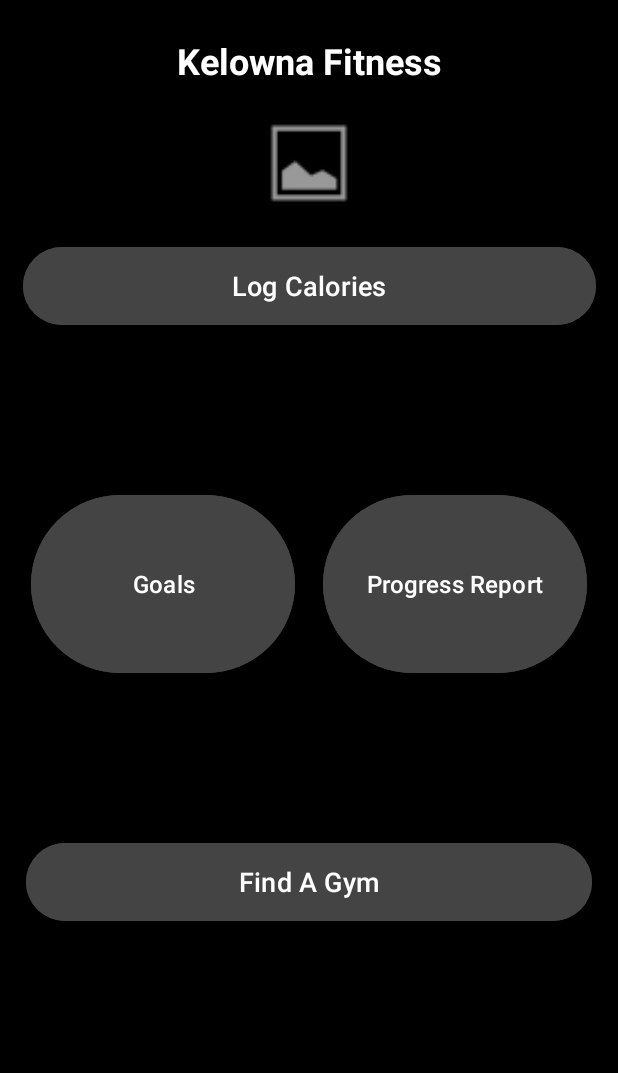
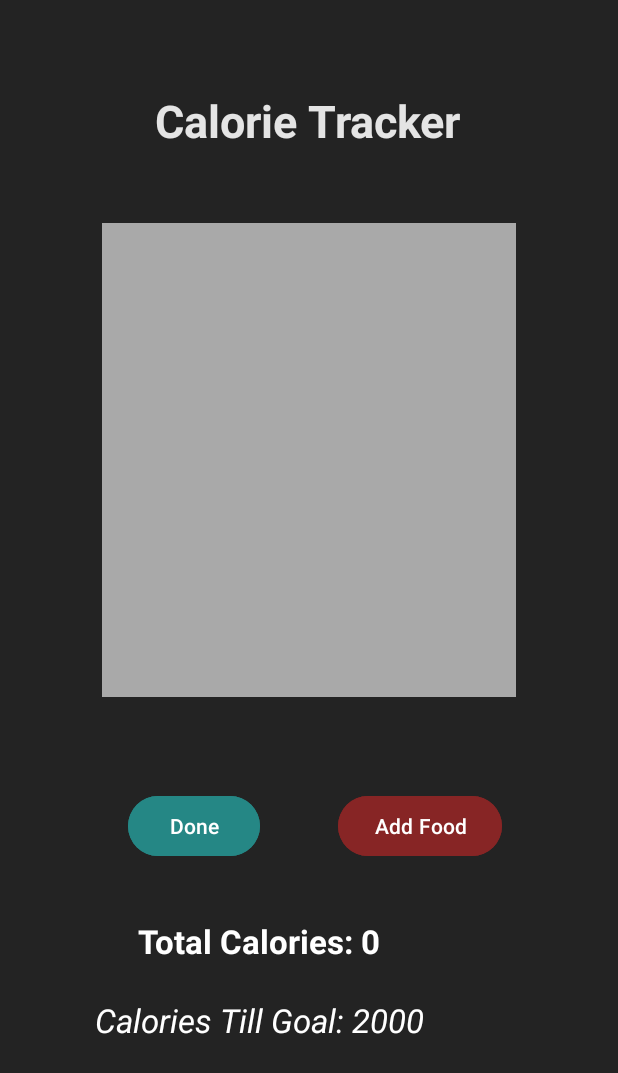
Before and after one commit to MilanBert/Kelowna-Fitness-Prototype, an Android app: the screen it shows after launch (MainActivity before the commit, LogCalories after it), after a tap on "Log Calories", on a phone screen of 412 x 824 dp. Shown: the top 1073 px of the screen. Run offline under Robolectric (Android 15) with nearby library versions, the phone set to English and light mode, and no system bars.

Commit message:
User can now Log their Foods

```diff
--- a/app/src/main/AndroidManifest.xml
+++ b/app/src/main/AndroidManifest.xml
@@ -12,6 +12,12 @@
         android:supportsRtl="true"
         android:theme="@style/Theme.Step4Test"
         tools:targetApi="31">
+        <activity
+            android:name=".AddFood"
+            android:exported="false" />
+        <activity
+            android:name=".LogCalories"
+            android:exported="false" />
         <activity
             android:name=".CreateGoalsActivity"
             android:exported="false" />
--- /dev/null
+++ b/app/src/main/java/com/example/step4test/LogCalories.java
@@ -0,0 +1,145 @@
+package com.example.step4test;
+
+import android.content.Intent;
+import android.graphics.Color;
+import android.graphics.Typeface;
+import android.os.Bundle;
+import android.view.View;
+import android.widget.Button;
+import android.widget.LinearLayout;
+import android.widget.TextView;
+
+import androidx.activity.EdgeToEdge;
+import androidx.appcompat.app.AppCompatActivity;
+import androidx.core.content.ContextCompat;
+import androidx.core.graphics.Insets;
+import androidx.core.view.ViewCompat;
+import androidx.core.view.WindowInsetsCompat;
+
+import java.util.ArrayList;
+
+public class LogCalories extends AppCompatActivity {
+
+    private static final int ADD_FOOD_REQUEST_CODE = 1;
+
+    private ArrayList<LoggedFood> loggedFoods = new ArrayList<>();
+    private int totalCalories = 0;
+    private int calorieGoal = 2000; // Example calorie goal
+
+    @Override
+    protected void onCreate(Bundle savedInstanceState) {
+        super.onCreate(savedInstanceState);
+        EdgeToEdge.enable(this);
+        setContentView(R.layout.activity_log_calories);
+        ViewCompat.setOnApplyWindowInsetsListener(findViewById(R.id.main), (v, insets) -> {
+            Insets systemBars = insets.getInsets(WindowInsetsCompat.Type.systemBars());
+            v.setPadding(systemBars.left, systemBars.top, systemBars.right, systemBars.bottom);
+            return insets;
+        });
+
+        Button done = findViewById(R.id.logcaloriesback);
+        Button addFoodButton = findViewById(R.id.addFoodButton);
+        LinearLayout linearLayout = findViewById(R.id.linearLayout);
+        TextView totalCaloriesView = findViewById(R.id.totalCalories);
+        TextView caloriesTillGoalView = findViewById(R.id.caloriesTillGoal);
+
+        // Set initial calorie views
+        totalCaloriesView.setText("Total Calories: " + totalCalories);
+        caloriesTillGoalView.setText("Calories Till Goal: " + (calorieGoal - totalCalories));
+
+        done.setOnClickListener(v -> finish());
+
+        // Add Food button click
+        addFoodButton.setOnClickListener(v -> {
+            Intent intent = new Intent(LogCalories.this, AddFood.class);
+            startActivityForResult(intent, ADD_FOOD_REQUEST_CODE);
+        });
+    }
+
+    @Override
+    protected void onActivityResult(int requestCode, int resultCode, Intent data) {
+        super.onActivityResult(requestCode, resultCode, data);
+
+        if (requestCode == ADD_FOOD_REQUEST_CODE && resultCode == RESULT_OK) {
+            String foodName = data.getStringExtra("foodName");
+            int calories = data.getIntExtra("calories", 0);
+
+            if (foodName != null && calories > 0) {
+                // Add the logged food to the list
+                loggedFoods.add(new LoggedFood(foodName, calories));
+
+                // Update total calories and calorie goal
+                totalCalories += calories;
+
+                // Update the views
+                updateCalorieViews();
+
+                // Add a new entry to the scrollable menu
+                addFoodEntryToScrollView(foodName, calories);
+            }
+        }
+    }
+
+    private void updateCalorieViews() {
+        TextView totalCaloriesView = findViewById(R.id.totalCalories);
+        TextView caloriesTillGoalView = findViewById(R.id.caloriesTillGoal);
+
+        totalCaloriesView.setText("Total Calories: " + totalCalories);
+        caloriesTillGoalView.setText("Calories Till Goal: " + (calorieGoal - totalCalories));
+    }
+
+    private void addFoodEntryToScrollView(String foodName, int calories) {
+        LinearLayout linearLayout = findViewById(R.id.linearLayout);
+
+        // Create a new LinearLayout to hold the food entry
+        LinearLayout foodEntryLayout = new LinearLayout(this);
+        foodEntryLayout.setOrientation(LinearLayout.HORIZONTAL);
+
+        // Create a TextView for the food info
+        TextView foodInfoView = new TextView(this);
+        foodInfoView.setText(foodName + ": " + calories + " Kcal");
+        foodInfoView.setTextColor(ContextCompat.getColor(this, R.color.black)); // Set text color
+        foodInfoView.setTypeface(Typeface.DEFAULT_BOLD); // Set text style (e.g., bold)
+        foodInfoView.setPadding(16, 16, 16, 16); // Set padding
+        foodInfoView.setLayoutParams(new LinearLayout.LayoutParams(
+                0, LinearLayout.LayoutParams.WRAP_CONTENT, 1));
+
+        // Create a delete button
+        Button deleteButton = new Button(this);
+        deleteButton.setText("Delete");
+        deleteButton.setBackgroundColor(Color.parseColor("#FF0000"));
+        deleteButton.setOnClickListener(v -> {
+            // Remove the food entry
+            loggedFoods.removeIf(food -> food.getName().equals(foodName) && food.getCalories() == calories);
+            totalCalories -= calories;
+            updateCalorieViews();
+            linearLayout.removeView(foodEntryLayout);
+        });
+
+        // Add the TextView and Button to the food entry layout
+        foodEntryLayout.addView(foodInfoView);
+        foodEntryLayout.addView(deleteButton);
+
+        // Add the food entry layout to the scrollable menu
+        linearLayout.addView(foodEntryLayout);
+    }
+
+    // Class to store food entries
+    private static class LoggedFood {
+        private final String name;
+        private final int calories;
+
+        public LoggedFood(String name, int calories) {
+            this.name = name;
+            this.calories = calories;
+        }
+
+        public String getName() {
+            return name;
+        }
+
+        public int getCalories() {
+            return calories;
+        }
+    }
+}
--- a/app/src/main/java/com/example/step4test/MainActivity.java
+++ b/app/src/main/java/com/example/step4test/MainActivity.java
@@ -28,7 +28,8 @@ public class MainActivity extends AppCompatActivity {
         logCaloriesButton.setOnClickListener(new View.OnClickListener() {
             @Override
             public void onClick(View v) {
-                // Add functionality here later
+                Intent intent = new Intent(MainActivity.this, LogCalories.class);
+                startActivity(intent);
             }
         });
 
--- /dev/null
+++ b/app/src/main/res/layout/activity_log_calories.xml
@@ -0,0 +1,100 @@
+<?xml version="1.0" encoding="utf-8"?>
+<androidx.constraintlayout.widget.ConstraintLayout xmlns:android="http://schemas.android.com/apk/res/android"
+    xmlns:app="http://schemas.android.com/apk/res-auto"
+    xmlns:tools="http://schemas.android.com/tools"
+    android:id="@+id/main"
+    android:layout_width="match_parent"
+    android:layout_height="match_parent"
+    android:background="#232323"
+    tools:context=".LogCalories">
+
+    <Button
+        android:id="@+id/logcaloriesback"
+        android:layout_width="wrap_content"
+        android:layout_height="wrap_content"
+        android:backgroundTint="#258785"
+        android:text="Done"
+        app:layout_constraintBottom_toBottomOf="parent"
+        app:layout_constraintEnd_toEndOf="parent"
+        app:layout_constraintHorizontal_bias="0.264"
+        app:layout_constraintStart_toStartOf="parent"
+        app:layout_constraintTop_toTopOf="parent"
+        app:layout_constraintVertical_bias="0.679" />
+
+    <TextView
+        android:id="@+id/caloriesTillGoal"
+        android:layout_width="wrap_content"
+        android:layout_height="wrap_content"
+        android:text="Calories Till Goal:"
+        android:textColor="#FFFFFF"
+        android:textSize="22sp"
+        android:textStyle="italic"
+        app:layout_constraintBottom_toBottomOf="parent"
+        app:layout_constraintEnd_toEndOf="parent"
+        app:layout_constraintHorizontal_bias="0.327"
+        app:layout_constraintStart_toStartOf="parent"
+        app:layout_constraintTop_toTopOf="parent"
+        app:layout_constraintVertical_bias="0.837" />
+
+    <TextView
+        android:id="@+id/textView"
+        android:layout_width="wrap_content"
+        android:layout_height="wrap_content"
+        android:text="Calorie Tracker"
+        android:textColor="#E4E4E4"
+        android:textSize="30sp"
+        android:textStyle="bold"
+        app:layout_constraintBottom_toBottomOf="parent"
+        app:layout_constraintEnd_toEndOf="parent"
+        app:layout_constraintHorizontal_bias="0.498"
+        app:layout_constraintStart_toStartOf="parent"
+        app:layout_constraintTop_toTopOf="parent"
+        app:layout_constraintVertical_bias="0.077" />
+
+    <ScrollView
+        android:id="@+id/foodDisplay"
+        android:layout_width="276dp"
+        android:layout_height="316dp"
+        android:background="#A9A9A9"
+        app:layout_constraintBottom_toBottomOf="parent"
+        app:layout_constraintEnd_toEndOf="parent"
+        app:layout_constraintStart_toStartOf="parent"
+        app:layout_constraintTop_toTopOf="parent"
+        app:layout_constraintVertical_bias="0.293">
+
+        <LinearLayout
+            android:id="@+id/linearLayout"
+            android:layout_width="match_parent"
+            android:layout_height="wrap_content"
+            android:background="#E2E2E2"
+            android:orientation="vertical" />
+    </ScrollView>
+
+    <Button
+        android:id="@+id/addFoodButton"
+        android:layout_width="wrap_content"
+        android:layout_height="wrap_content"
+        android:backgroundTint="#872525"
+        android:text="Add Food"
+        app:layout_constraintBottom_toBottomOf="parent"
+        app:layout_constraintEnd_toEndOf="parent"
+        app:layout_constraintHorizontal_bias="0.745"
+        app:layout_constraintStart_toStartOf="parent"
+        app:layout_constraintTop_toTopOf="parent"
+        app:layout_constraintVertical_bias="0.679" />
+
+    <TextView
+        android:id="@+id/totalCalories"
+        android:layout_width="wrap_content"
+        android:layout_height="wrap_content"
+        android:text="Total Calories:"
+        android:textColor="#FFFFFF"
+        android:textSize="22sp"
+        android:textStyle="bold"
+        app:layout_constraintBottom_toBottomOf="parent"
+        app:layout_constraintEnd_toEndOf="parent"
+        app:layout_constraintHorizontal_bias="0.367"
+        app:layout_constraintStart_toStartOf="parent"
+        app:layout_constraintTop_toTopOf="parent"
+        app:layout_constraintVertical_bias="0.771" />
+</androidx.constraintlayout.widget.ConstraintLayout>
```
Also changed, not shown: app/src/main/java/com/example/step4test/AddFood.java (added, +192 -0 lines), app/src/main/res/layout/activity_add_food.xml (added, +130 -0 lines).
